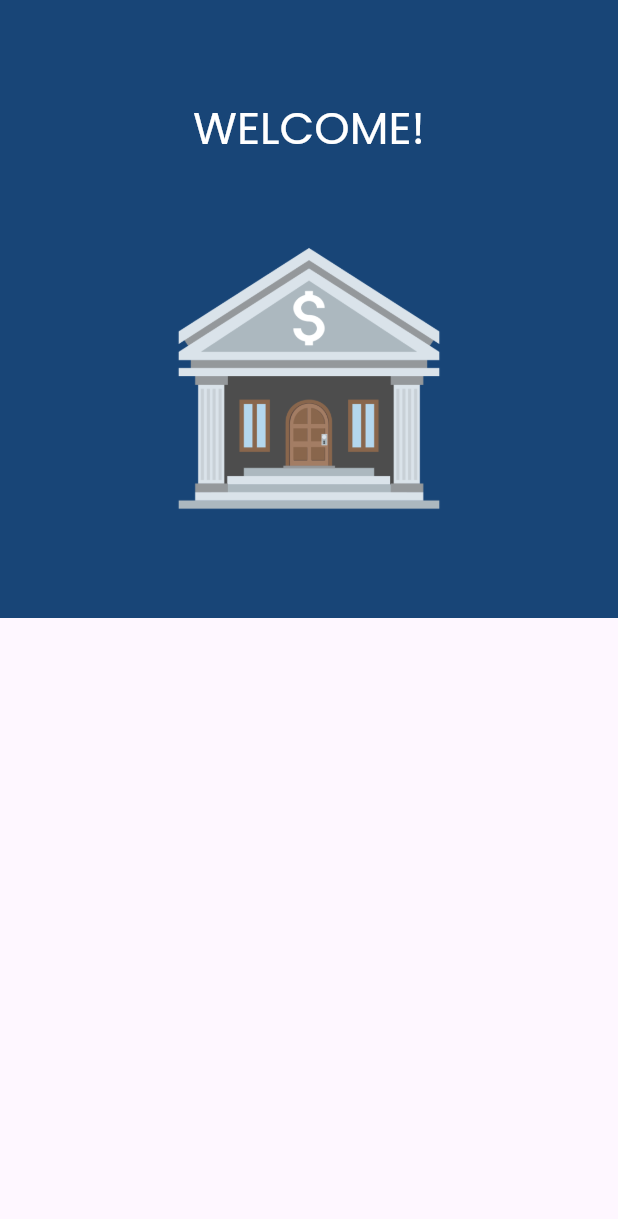
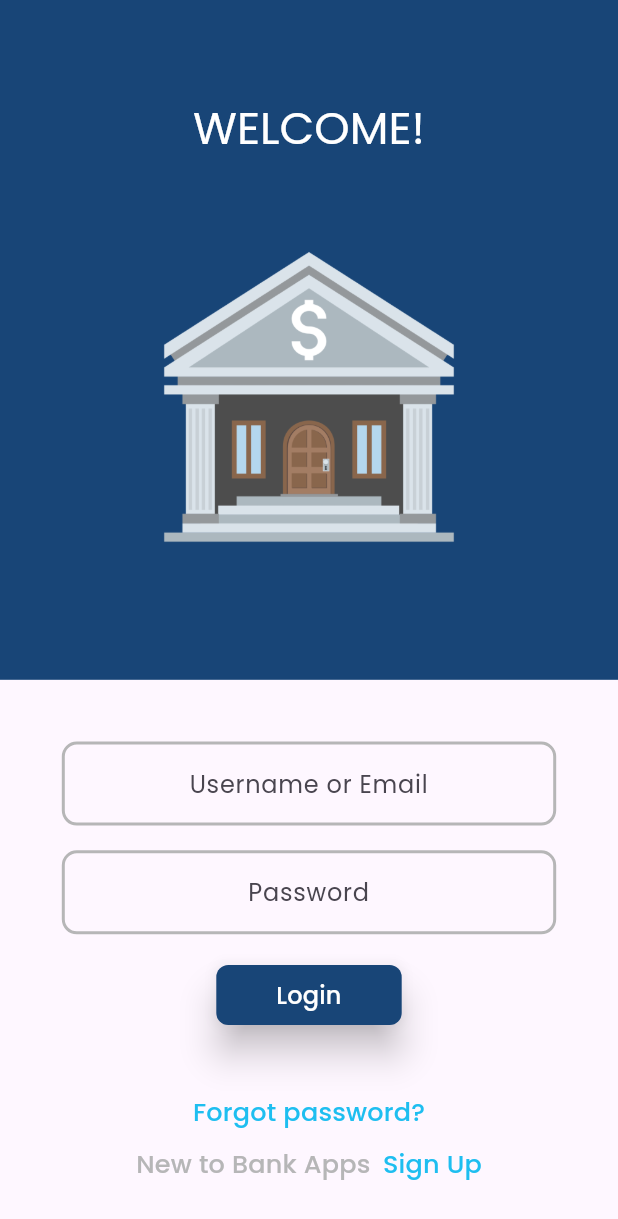
Before and after one commit to shayansaeed123/banking, a Flutter app: the screen it shows after launch, on a phone screen of 412 x 824 dp. Shown: the top 1219 px of the screen. Run offline on Flutter 3.47's test engine with Material 3 defaults, Android fonts, the phone set to English and light mode, and no system bars; our stand-ins replace google_fonts.

Commit message:
new update
new update

```diff
--- a/lib/repo/colors.dart
+++ b/lib/repo/colors.dart
@@ -4,4 +4,9 @@ import 'package:flutter/material.dart';
 class AppColors{
   static const  mainColor = Color(0xFF184577);
   static const heading1 = Color(0xFFffffff);
+  static const textColor = Color(0xFFffffff);
+  static const borderColor = Color(0xFFb6b6b7);
+  static const enableBorder = Color(0xFF184577);
+  static const buttonColor = Color(0xFF184577);
+  static const textColor2 = Color(0xFF1ebef0);
 }
--- /dev/null
+++ b/lib/repo/widgets/button.dart
@@ -0,0 +1,27 @@
+import 'package:banking/repo/colors.dart';
+import 'package:flutter/material.dart';
+
+class ButtonWidget extends StatelessWidget {
+  ButtonWidget({super.key, required this.onTap,required this.text});
+
+  String text;
+  final VoidCallback onTap;
+  @override
+  Widget build(BuildContext context) {
+    final width = MediaQuery.of(context).size.width * 1;
+    final height = MediaQuery.of(context).size.height * 1;
+    return Container(
+      width: width*0.3,
+      decoration: BoxDecoration(borderRadius: BorderRadius.circular(10)),
+      child: ElevatedButton(
+          onPressed: onTap,
+          style: ButtonStyle(backgroundColor: MaterialStateColor.resolveWith((states) => AppColors.buttonColor),
+            elevation: MaterialStateProperty.all(10),
+          // padding: MaterialStateProperty.all( EdgeInsets.all(7)),
+          shape: MaterialStateProperty.all<RoundedRectangleBorder>(RoundedRectangleBorder(borderRadius: BorderRadius.circular(8)))
+          ),
+          child: Text(text,style: Theme.of(context).textTheme.titleMedium!.copyWith(color: AppColors.textColor),textAlign: TextAlign.center),
+      ),
+    );
+  }
+}
--- a/lib/repo/widgets/text_field.dart
+++ b/lib/repo/widgets/text_field.dart
@@ -1,10 +1,32 @@
+import 'package:banking/repo/colors.dart';
 import 'package:flutter/material.dart';
 
 class TextFiledWidget extends StatelessWidget {
-  const TextFiledWidget({super.key});
-
+  TextFiledWidget({super.key,required this.controller,required this.textHint,required this.textAlign,required this.textInputType, required this.obscureChara,required this.obscure});
+  TextEditingController controller = TextEditingController();
+  TextInputType textInputType = TextInputType.none;
+  bool obscure = true;
+  String obscureChara = '';
+  String textHint = '';
+  TextAlign textAlign;
   @override
   Widget build(BuildContext context) {
-    return const Placeholder();
+    final width = MediaQuery.of(context).size.width * 1;
+    return Container(
+      width: width * 0.8,
+      child: TextFormField(
+        controller: controller,
+        textAlign: textAlign,
+        keyboardType: textInputType,
+        obscureText: obscure,
+        obscuringCharacter: obscureChara,
+        decoration: InputDecoration(
+          border: OutlineInputBorder(borderRadius: BorderRadius.circular(10),borderSide: BorderSide(width: 2)),
+          enabledBorder: OutlineInputBorder(borderRadius: BorderRadius.circular(10),borderSide: BorderSide(color: AppColors.borderColor,width: 2)),
+          hintText: textHint,
+          focusedBorder: OutlineInputBorder(borderRadius: BorderRadius.circular(10),borderSide: BorderSide(color: AppColors.enableBorder,width: 2)),
+        ),
+      ),
+    );
   }
 }
--- a/lib/views/login_screen.dart
+++ b/lib/views/login_screen.dart
@@ -1,4 +1,6 @@
 import 'package:banking/repo/colors.dart';
+import 'package:banking/repo/widgets/button.dart';
+import 'package:banking/repo/widgets/text_field.dart';
 import 'package:flutter/material.dart';
 
 import '../repo/colors.dart';
@@ -11,6 +13,8 @@ class LoginScreen extends StatefulWidget {
 }
 
 class _LoginScreenState extends State<LoginScreen> {
+  final email = TextEditingController();
+  final pass = TextEditingController();
   @override
   Widget build(BuildContext context) {
     final width = MediaQuery.of(context).size.width * 1;
@@ -20,7 +24,7 @@ class _LoginScreenState extends State<LoginScreen> {
         child: Column(
           children: [
             Container(
-              height: height * 0.5,
+              height: height * 0.55,
               width: width,
               decoration: BoxDecoration(
                 color: AppColors.mainColor
@@ -30,8 +34,49 @@ class _LoginScreenState extends State<LoginScreen> {
                 children: [
                   SizedBox(height: height * 0.08,),
                   Text("WELCOME!", style: Theme.of(context).textTheme.titleLarge!.copyWith(color: AppColors.heading1,fontSize: 30),),
-                  SizedBox(height: height * 0.03,),
-                  Image(image: AssetImage('assets/images/image2.png'),width: width * 0.45,height: height*0.3),
+                  SizedBox(height: height * 0.02,),
+                  Image(image: AssetImage('assets/images/image2.png'),width: width * 0.5,height: height*0.35),
+                ],
+              ),
+            ),
+            Container(
+              height: height * 0.45,
+              width: width,
+              child: Column(
+                children: [
+                  SizedBox(height: height*0.05,),
+                  TextFiledWidget(
+                      controller: email,
+                    obscure: false,
+                    obscureChara: '1',
+                    textHint: 'Username or Email',
+                    textInputType: TextInputType.emailAddress,
+                    textAlign: TextAlign.center,
+                  ),
+                  SizedBox(height: height*0.02,),
+                  TextFiledWidget(
+                    controller: pass,
+                    obscure: true,
+                    obscureChara: '*',
+                    textHint: 'Password',
+                    textInputType: TextInputType.text,
+                    textAlign: TextAlign.center,
+                  ),
+                  SizedBox(height: height*0.02,),
+                  ButtonWidget(onTap: (){}, text: 'Login'),
+                  SizedBox(height: height*0.05,),
+                  Text("Forgot password?",style: Theme.of(context).textTheme.titleMedium!.copyWith(color: AppColors.textColor2,
+                      fontSize: 17),
+                  ),
+                  SizedBox(height: height*0.01,),
+                  Row(
+                    mainAxisAlignment: MainAxisAlignment.center,
+                    children: [
+                      Text('New to Bank Apps',style: Theme.of(context).textTheme.titleMedium!.copyWith(color: AppColors.borderColor,fontSize: 17),),
+                      SizedBox(width: width*0.02,),
+                      Text("Sign Up",style: Theme.of(context).textTheme.titleMedium!.copyWith(color: AppColors.textColor2, fontSize: 17),),
+                    ],
+                  )
                 ],
               ),
             )
```
